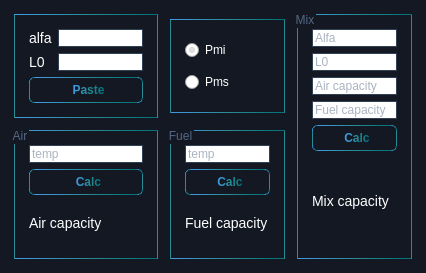
Ismaxis/212QtMay, file 2modules/tempcalc.ui: the form before one commit.
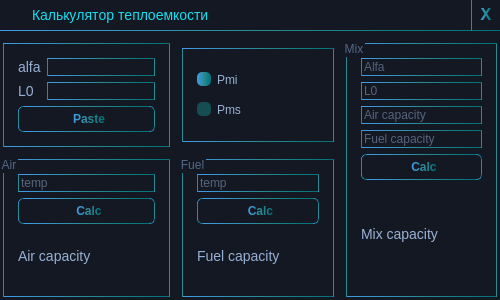
The form after the commit.

Commit message: Add css for tempcalc

```diff
--- a/2modules/tempcalc.ui
+++ b/2modules/tempcalc.ui
@@ -6,8 +6,8 @@
    <rect>
     <x>0</x>
     <y>0</y>
-    <width>426</width>
-    <height>273</height>
+    <width>500</width>
+    <height>300</height>
    </rect>
   </property>
   <property name="windowTitle">
@@ -18,17 +18,32 @@
 	background:#131823;
 }
 
+
 QLabel{
-	color: #FFF;
+	color: #98b0d4;
 	font-size: 14px;
 }
 QLineEdit{
-	color: #536784;
-	border: 1px solid #324054;
+	color: #98b0d4;
+	background: #131823;
+	border: 1px solid qlineargradient(spread:pad, x1:0, y1:1, x2:1, y2:1, stop:0 rgba(65, 154, 232, 255), stop:0.5 rgba(41, 139, 147, 255), stop:1 rgba(0, 113, 122, 255));
 	font-size: 12px;
 }
+
+
 QRadioButton{
-	color: #FFF;
+	color: #98b0d4;
+}
+QRadioButton::indicator{
+    width: 14px;
+    height: 14px;
+    border-radius: 5px;
+}
+QRadioButton::indicator:checked {
+    background-color:  qlineargradient(spread:pad, x1:0, y1:1, x2:1, y2:1, stop:0 rgba(65, 154, 232, 255), stop:0.5 rgba(41, 139, 147, 255), stop:1 rgba(0, 113, 122, 255));
+}
+QRadioButton::indicator:unchecked {
+    background-color: #144e52;
 }
 
 
@@ -52,12 +67,20 @@
     background:qlineargradient(spread:pad, x1:0, y1:1, x2:1, y2:1, stop:0 rgba(65, 154, 232, 255), stop:0.5 rgba(41, 139, 147, 255), stop:1 rgba(0, 113, 122, 255)); 
 	color: #FFF;
 }
-
 QPushButton:pressed {
     background:#0E1012;
 }   </string>
   </property>
-  <layout class="QGridLayout" name="gridLayout">
+  <widget class="QWidget" name="widget" native="true">
+   <property name="geometry">
+    <rect>
+     <x>0</x>
+     <y>40</y>
+     <width>500</width>
+     <height>260</height>
+    </rect>
+   </property>
+   <layout class="QGridLayout" name="gridLayout_3">
    <item row="0" column="1">
     <widget class="QGroupBox" name="groupBox_mode">
      <property name="sizePolicy">
@@ -96,63 +119,78 @@
      </layout>
     </widget>
    </item>
-   <item row="1" column="0">
-    <widget class="QGroupBox" name="groupBox_air">
+    <item row="0" column="2" rowspan="2">
+     <widget class="QGroupBox" name="groupBox_mix">
      <property name="title">
-      <string>Air</string>
-     </property>
-     <layout class="QVBoxLayout" name="verticalLayout">
+       <string>Mix</string>
+      </property>
+      <layout class="QVBoxLayout" name="verticalLayout_3">
       <item>
-       <widget class="QLineEdit" name="le_air">
+        <widget class="QLineEdit" name="le_a">
+         <property name="enabled">
+          <bool>false</bool>
+         </property>
+         <property name="text">
+          <string/>
+         </property>
+         <property name="readOnly">
+          <bool>false</bool>
+         </property>
         <property name="placeholderText">
-         <string>temp</string>
+          <string>Alfa</string>
         </property>
        </widget>
       </item>
       <item>
-       <widget class="QPushButton" name="pb_calcAir">
-        <property name="text">
-         <string>Calc</string>
-        </property>
+        <widget class="QLineEdit" name="le_L0">
+         <property name="enabled">
+          <bool>false</bool>
+         </property>
+         <property name="placeholderText">
+          <string>L0</string>
+         </property>
        </widget>
       </item>
       <item>
-       <widget class="QLabel" name="output_air">
+        <widget class="QLineEdit" name="le_capAir">
+         <property name="enabled">
+          <bool>false</bool>
+         </property>
         <property name="text">
+          <string/>
+         </property>
+         <property name="placeholderText">
          <string>Air capacity</string>
         </property>
        </widget>
       </item>
-     </layout>
-    </widget>
-   </item>
-   <item row="1" column="1">
-    <widget class="QGroupBox" name="groupBox_fuel">
-     <property name="title">
-      <string>Fuel</string>
-     </property>
-     <layout class="QVBoxLayout" name="verticalLayout_2">
       <item>
-       <widget class="QLineEdit" name="le_fuel">
+        <widget class="QLineEdit" name="le_capFuel">
+         <property name="enabled">
+          <bool>false</bool>
+         </property>
+         <property name="readOnly">
+          <bool>true</bool>
+         </property>
         <property name="placeholderText">
-         <string>temp</string>
-        </property>
-       </widget>
-      </item>
-      <item>
-       <widget class="QPushButton" name="pb_calcFuel">
-        <property name="text">
-         <string>Calc</string>
-        </property>
-       </widget>
-      </item>
-      <item>
-       <widget class="QLabel" name="output_fuel">
-        <property name="text">
          <string>Fuel capacity</string>
         </property>
        </widget>
       </item>
+       <item>
+        <widget class="QPushButton" name="pb_calcMix">
+         <property name="text">
+          <string>Calc</string>
+         </property>
+        </widget>
+       </item>
+       <item>
+        <widget class="QLabel" name="output_mix">
+         <property name="text">
+          <string>Mix capacity</string>
+         </property>
+        </widget>
+       </item>
      </layout>
     </widget>
    </item>
@@ -227,75 +265,60 @@
      </layout>
     </widget>
    </item>
-   <item row="0" column="2" rowspan="2">
-    <widget class="QGroupBox" name="groupBox_mix">
+    <item row="1" column="1">
+     <widget class="QGroupBox" name="groupBox_fuel">
      <property name="title">
-      <string>Mix</string>
-     </property>
-     <layout class="QVBoxLayout" name="verticalLayout_3">
+       <string>Fuel</string>
+      </property>
+      <layout class="QVBoxLayout" name="verticalLayout_2">
       <item>
-       <widget class="QLineEdit" name="le_a">
-        <property name="enabled">
-         <bool>false</bool>
-        </property>
-        <property name="text">
-         <string/>
-        </property>
-        <property name="readOnly">
-         <bool>false</bool>
-        </property>
+        <widget class="QLineEdit" name="le_fuel">
         <property name="placeholderText">
-         <string>Alfa</string>
+          <string>temp</string>
         </property>
        </widget>
       </item>
       <item>
-       <widget class="QLineEdit" name="le_L0">
-        <property name="enabled">
-         <bool>false</bool>
-        </property>
-        <property name="placeholderText">
-         <string>L0</string>
-        </property>
-       </widget>
-      </item>
-      <item>
-       <widget class="QLineEdit" name="le_capAir">
-        <property name="enabled">
-         <bool>false</bool>
-        </property>
+        <widget class="QPushButton" name="pb_calcFuel">
         <property name="text">
-         <string/>
-        </property>
-        <property name="placeholderText">
-         <string>Air capacity</string>
-        </property>
+          <string>Calc</string>
+         </property>
        </widget>
       </item>
       <item>
-       <widget class="QLineEdit" name="le_capFuel">
-        <property name="enabled">
-         <bool>false</bool>
-        </property>
-        <property name="readOnly">
-         <bool>true</bool>
-        </property>
-        <property name="placeholderText">
+        <widget class="QLabel" name="output_fuel">
+         <property name="text">
          <string>Fuel capacity</string>
         </property>
        </widget>
       </item>
+      </layout>
+     </widget>
+    </item>
+    <item row="1" column="0">
+     <widget class="QGroupBox" name="groupBox_air">
+      <property name="title">
+       <string>Air</string>
+      </property>
+      <layout class="QVBoxLayout" name="verticalLayout">
       <item>
-       <widget class="QPushButton" name="pb_calcMix">
+        <widget class="QLineEdit" name="le_air">
+         <property name="placeholderText">
+          <string>temp</string>
+         </property>
+        </widget>
+       </item>
+       <item>
+        <widget class="QPushButton" name="pb_calcAir">
         <property name="text">
          <string>Calc</string>
         </property>
        </widget>
       </item>
       <item>
-       <widget class="QLabel" name="output_mix">
+        <widget class="QLabel" name="output_air">
         <property name="text">
-         <string>Mix capacity</string>
+          <string>Air capacity</string>
         </property>
        </widget>
       </item>
@@ -303,6 +326,124 @@
     </widget>
    </item>
   </layout>
+  </widget>
+  <widget class="QWidget" name="titlewidget" native="true">
+   <property name="geometry">
+    <rect>
+     <x>0</x>
+     <y>0</y>
+     <width>500</width>
+     <height>31</height>
+    </rect>
+   </property>
+   <property name="sizePolicy">
+    <sizepolicy hsizetype="Preferred" vsizetype="Preferred">
+     <horstretch>0</horstretch>
+     <verstretch>0</verstretch>
+    </sizepolicy>
+   </property>
+   <property name="minimumSize">
+    <size>
+     <width>0</width>
+     <height>25</height>
+    </size>
+   </property>
+   <property name="baseSize">
+    <size>
+     <width>0</width>
+     <height>25</height>
+    </size>
+   </property>
+   <property name="styleSheet">
+    <string notr="true">QWidget{
+	border-bottom:1px solid qlineargradient(spread:pad, x1:0, y1:1, x2:1, y2:1, stop:0 rgba(65, 154, 232, 255), stop:0.5 rgba(41, 139, 147, 255), stop:1 rgba(0, 113, 122, 255));
+}
+
+QPushButton{
+	border-radius: 0px;
+	background-color: rgba(255, 255, 128, 0);
+}
+QPushButton:hover {
+    background:qlineargradient(spread:pad, x1:0, y1:1, x2:1, y2:1, stop:0 rgba(65, 154, 232, 255), stop:0.5 rgba(41, 139, 147, 255), stop:1 rgba(0, 113, 122, 255)); 
+	color: #FFF;
+}
+
+QPushButton:pressed {
+    background:#0E1012;
+	background-color: rgba(255, 255, 128, 0);
+}   
+QLabel{
+	color:qlineargradient(spread:pad, x1:0, y1:1, x2:1, y2:1, stop:0 rgba(73, 232, 232, 255), stop:1 rgba(21, 222, 238, 255)); 
+}</string>
+   </property>
+   <widget class="QPushButton" name="closePushButton">
+    <property name="geometry">
+     <rect>
+      <x>471</x>
+      <y>0</y>
+      <width>31</width>
+      <height>31</height>
+     </rect>
+    </property>
+    <property name="font">
+     <font>
+      <family>Consolas</family>
+      <pointsize>-1</pointsize>
+      <italic>false</italic>
+      <bold>true</bold>
+     </font>
+    </property>
+    <property name="styleSheet">
+     <string notr="true">border-bottom-width: 0px;
+border-top-width: 0px;
+
+font-weight: 900;
+font-size: 18px;
+padding: 0px 1px 0px 0px;</string>
+    </property>
+    <property name="text">
+     <string>X</string>
+    </property>
+   </widget>
+   <widget class="QLabel" name="label_3">
+    <property name="geometry">
+     <rect>
+      <x>32</x>
+      <y>5</y>
+      <width>191</width>
+      <height>20</height>
+     </rect>
+    </property>
+    <property name="font">
+     <font>
+      <pointsize>-1</pointsize>
+      <kerning>false</kerning>
+     </font>
+    </property>
+    <property name="styleSheet">
+     <string notr="true">border-bottom-width: 0px;</string>
+    </property>
+    <property name="text">
+     <string>Калькулятор теплоемкости</string>
+    </property>
+   </widget>
+   <widget class="QLabel" name="icon">
+    <property name="geometry">
+     <rect>
+      <x>2</x>
+      <y>2</y>
+      <width>25</width>
+      <height>25</height>
+     </rect>
+    </property>
+    <property name="styleSheet">
+     <string notr="true">border-bottom-width: 0px;</string>
+    </property>
+    <property name="text">
+     <string/>
+    </property>
+   </widget>
+  </widget>
  </widget>
  <resources/>
  <connections/>
```
Left out of the diff: 19 changed lines with no effect on the pictures. Lines whose indentation alone changed are shown as unchanged. The commit also changes 3 other files.
